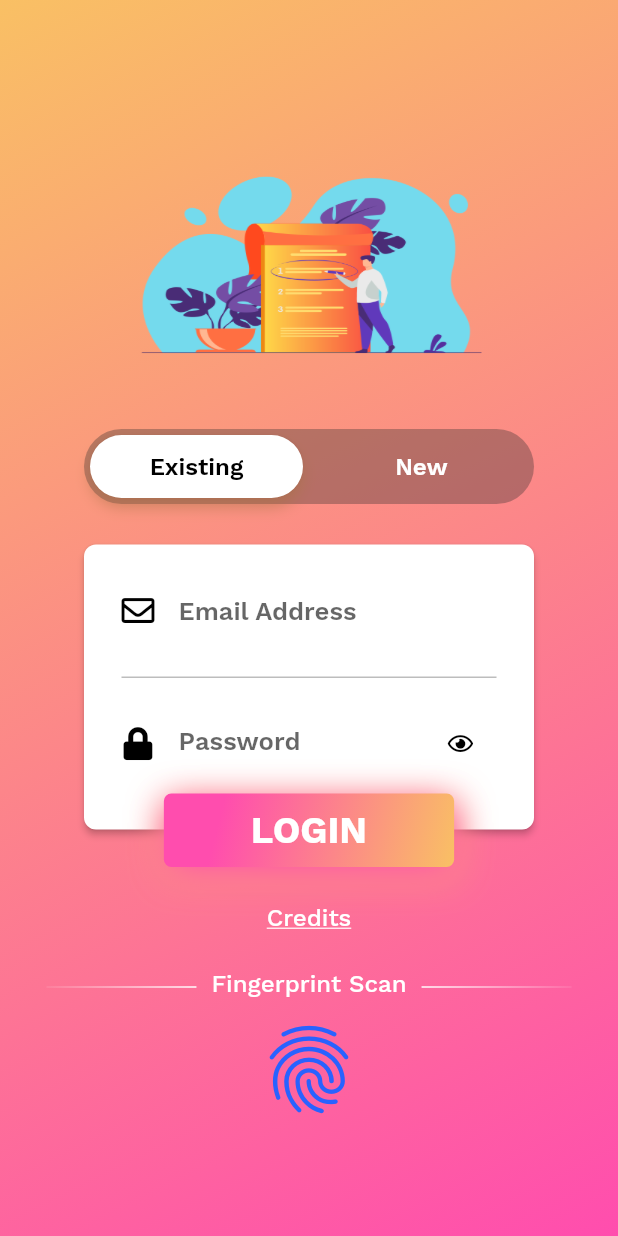
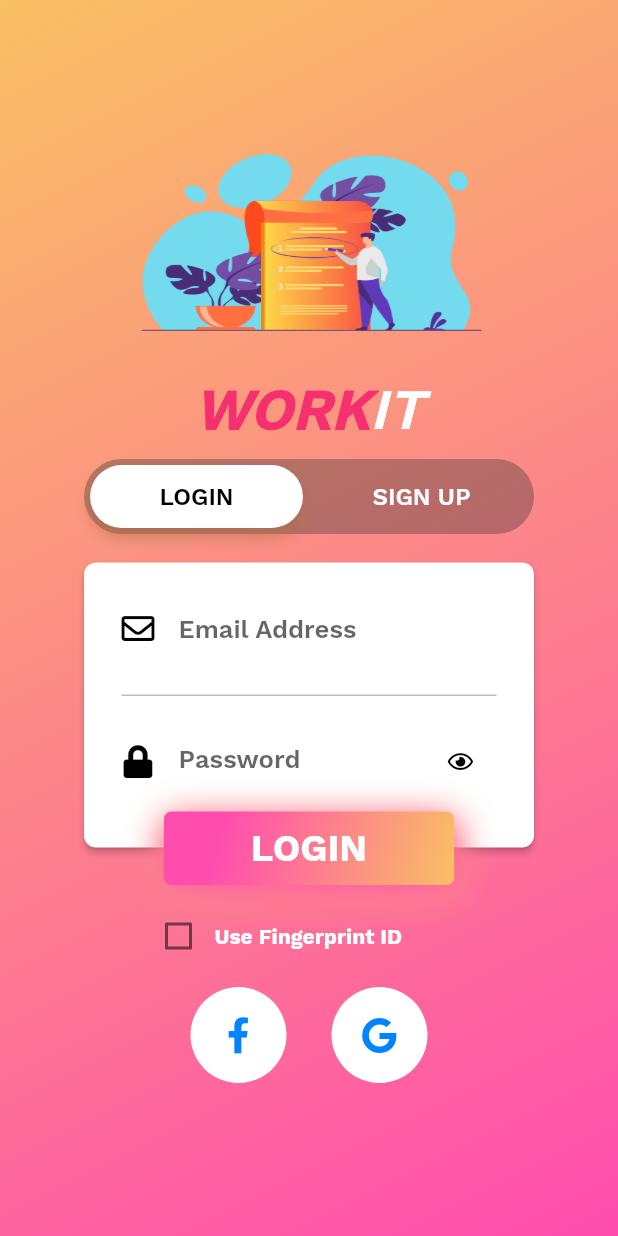
Before and after one commit to aisyahzck/work_it_project, a Flutter app: the LoginPage screen opened directly, on a phone screen of 412 x 824 dp. Run offline on Flutter 3.47's test engine with Material 2 defaults, Android fonts, the phone set to English and light mode, and no system bars; our stand-ins replace firebase_auth, firebase_core, font_awesome_flutter, local_auth; accounts and stored records are empty; project files that could hold a hidden picture were left out.

Commit message:
add files

```diff
--- a/lib/main.dart
+++ b/lib/main.dart
@@ -1,7 +1,7 @@
 import 'package:firebase_auth/firebase_auth.dart';
 import 'package:flutter/material.dart';
 import 'package:provider/provider.dart';
-import 'file:///C:/Users/sitia/AndroidStudioProjects/work_it_project/lib/ui/home.dart';
+import 'package:work_it_project/ui/home.dart';
 import 'package:work_it_project/services/auth.dart';
 import 'package:work_it_project/ui/login_page.dart';
 import 'package:firebase_core/firebase_core.dart';
--- a/lib/ui/login_page.dart
+++ b/lib/ui/login_page.dart
@@ -1,9 +1,9 @@
+import 'package:firebase_auth/firebase_auth.dart';
 import 'package:flutter/material.dart';
 import 'package:flutter/services.dart';
 import 'package:font_awesome_flutter/font_awesome_flutter.dart';
 import 'package:local_auth/local_auth.dart';
 import 'package:local_auth/auth_strings.dart';
-import 'file:///C:/Users/sitia/AndroidStudioProjects/work_it_project/lib/ui/home.dart';
 import 'package:work_it_project/services/auth.dart';
 import 'package:work_it_project/style/theme.dart' as Theme;
 import 'package:work_it_project/utils/bubble_indication_painter.dart';
@@ -12,16 +12,14 @@ import 'package:provider/provider.dart';
 
 class LoginPage extends StatefulWidget {
   final Function toggleView;
+
   LoginPage({Key key, this.toggleView}) : super(key: key);
 
   @override
   _LoginPageState createState() => new _LoginPageState();
-
 }
 
-class _LoginPageState extends State<LoginPage>
-    with SingleTickerProviderStateMixin {
-
+class _LoginPageState extends State<LoginPage> with SingleTickerProviderStateMixin {
   final GlobalKey<ScaffoldState> _scaffoldKey = new GlobalKey<ScaffoldState>();
 
   final FocusNode myFocusNodeEmailLogin = FocusNode();
@@ -41,7 +39,8 @@ class _LoginPageState extends State<LoginPage>
   TextEditingController signupEmailController = new TextEditingController();
   TextEditingController signupNameController = new TextEditingController();
   TextEditingController signupPasswordController = new TextEditingController();
-  TextEditingController signupConfirmPasswordController = new TextEditingController();
+  TextEditingController signupConfirmPasswordController =
+      new TextEditingController();
 
   PageController _pageController;
 
@@ -49,9 +48,20 @@ class _LoginPageState extends State<LoginPage>
   Color right = Colors.white;
   bool loading = false;
 
-  final LocalAuthentication _auth = LocalAuthentication();
-  bool _checkBio = false;
-  bool _isBioFinger = false;
+  final FirebaseAuth _auth = FirebaseAuth.instance;
+  String name, email, password, confirmPassword;
+  final formKey = GlobalKey<FormState>();
+
+  bool _touchID = false;
+  bool saveAttempted = false;
+
+  void createUser({String email, String pw}) {
+    _auth.createUserWithEmailAndPassword(email: email, password: pw).then((authResult) {
+      print('Yay! ${authResult.user}');
+    }).catchError((e) {
+      print(e);
+    });
+  }
 
   @override
   Widget build(BuildContext context) {
@@ -82,7 +92,7 @@ class _LoginPageState extends State<LoginPage>
               mainAxisSize: MainAxisSize.max,
               children: <Widget>[
                 Padding(
-                      padding: EdgeInsets.only(top: 75.0),
+                  padding: EdgeInsets.only(top: 60.0),
                   child: new Image(
                       width: 250.0,
                       height: 191.0,
@@ -90,7 +100,33 @@ class _LoginPageState extends State<LoginPage>
                       image: new AssetImage('assets/img/login.png')),
                 ),
                 Padding(
-                      padding: EdgeInsets.only(top: 20.0),
+                  padding: EdgeInsets.only(top: 0.0),
+                  child: Row(
+                      mainAxisAlignment: MainAxisAlignment.center,
+                      children: <Widget>[
+                        Text(
+                          'WORK',
+                          style: TextStyle(
+                              fontSize: 38.0,
+                              fontWeight: FontWeight.w800,
+                              fontStyle: FontStyle.italic,
+                              color: Color.fromRGBO(245, 48, 111, 1.0),
+                              fontFamily: "WorkSansSemiBold"),
+                        ),
+                        Text(
+                          'IT',
+                          style: TextStyle(
+                            fontSize: 38.0,
+                            fontWeight: FontWeight.bold,
+                            fontStyle: FontStyle.italic,
+                            color: Colors.white,
+                            fontFamily: "WorkSansSemiBold",
+                          ),
+                        ),
+                      ]),
+                ),
+                Padding(
+                  padding: EdgeInsets.only(top: 10.0),
                   child: _buildMenuBar(context),
                 ),
                 Expanded(
@@ -143,9 +179,6 @@ class _LoginPageState extends State<LoginPage>
   void initState() {
     super.initState();
 
-    _checkBiometrics();
-    _listBioAndFindFingerType();
-
     SystemChrome.setPreferredOrientations([
       DeviceOrientation.portraitUp,
       DeviceOrientation.portraitDown,
@@ -190,7 +223,7 @@ class _LoginPageState extends State<LoginPage>
                 highlightColor: Colors.transparent,
                 onPressed: _onSignInButtonPress,
                 child: Text(
-                  "Existing",
+                  "LOGIN",
                   style: TextStyle(
                       color: left,
                       fontSize: 16.0,
@@ -205,7 +238,7 @@ class _LoginPageState extends State<LoginPage>
                 highlightColor: Colors.transparent,
                 onPressed: _onSignUpButtonPress,
                 child: Text(
-                  "New",
+                  "SIGN UP",
                   style: TextStyle(
                       color: right,
                       fontSize: 16.0,
@@ -221,7 +254,7 @@ class _LoginPageState extends State<LoginPage>
 
   Widget _buildSignIn(BuildContext context) {
     return Container(
-      padding: EdgeInsets.only(top: 23.0),
+      padding: EdgeInsets.only(top: 15.0),
       child: Column(
         children: <Widget>[
           Stack(
@@ -344,95 +377,80 @@ class _LoginPageState extends State<LoginPage>
                         style: TextStyle(
                           color: Colors.white,
                           fontSize: 25.0,
-                            fontFamily: "WorkSansBold"),
+                          fontFamily: "WorkSansBold",
+                        ),
                       ),
                     ),
                     onPressed: () {
                       context.read<AuthService>().signIn(
                           email: loginEmailController.text.trim(),
-                        password: loginPasswordController.text.trim()
-                      );
-                    }
-                ),
+                          password: loginPasswordController.text.trim());
+                    }),
               ),
             ],
           ),
           Padding(
-            padding: EdgeInsets.only(top: 10.0),
-            child: FlatButton(
-                onPressed: () {},
-                child: Text(
-                  "Credits",
+            padding: EdgeInsets.only(left: 95.0 , top: 10.0),
+            child: Row(
+              children: [
+                Checkbox(
+                    activeColor: Colors.orangeAccent,
+                    value: _touchID,
+                    onChanged: (newValue) {
+                      setState(() {
+                        _touchID = newValue;
+                      });
+                    }),
+                Text(
+                  "Use Fingerprint ID",
                   style: TextStyle(
-                      decoration: TextDecoration.underline,
                     color: Colors.white,
-                      fontSize: 16.0,
-                      fontFamily: "WorkSansMedium"),
-                )),
+                    fontFamily: "WorkSansBold",
+                    fontSize: 14.0,
+                    fontWeight: FontWeight.w200,
+                  ),
+                )
+              ],
+            ),
+          ),
+          Row(
+            mainAxisAlignment: MainAxisAlignment.center,
+            children: <Widget>[
+              Padding(
+                padding: EdgeInsets.only(top: 10.0, right: 30.0),
+                child: GestureDetector(
+                  onTap: () => showInSnackBar("Facebook button pressed"),
+                  child: Container(
+                    padding: const EdgeInsets.all(20.0),
+                    decoration: new BoxDecoration(
+                      shape: BoxShape.circle,
+                      color: Colors.white,
+                    ),
+                    child: new Icon(
+                      FontAwesomeIcons.facebookF,
+                      color: Color(0xFF0084ff),
+                    ),
+                  ),
+                ),
               ),
               Padding(
                 padding: EdgeInsets.only(top: 10.0),
-            child: Row(
-              mainAxisAlignment: MainAxisAlignment.center,
-              children: <Widget>[
-                Container(
-                  decoration: BoxDecoration(
-                    gradient: new LinearGradient(
-                        colors: [
-                          Colors.white10,
-                          Colors.white,
-                        ],
-                        begin: const FractionalOffset(0.0, 0.0),
-                        end: const FractionalOffset(1.0, 1.0),
-                        stops: [0.0, 1.0],
-                        tileMode: TileMode.clamp),
+                child: GestureDetector(
+                  onTap: () => showInSnackBar("Google button pressed"),
+                  child: Container(
+                    padding: const EdgeInsets.all(20.0),
+                    decoration: new BoxDecoration(
+                      shape: BoxShape.circle,
+                      color: Colors.white,
                     ),
-                  width: 100.0,
-                  height: 1.0,
-                ),
-                Padding(
-                  padding: EdgeInsets.only(left: 10.0, right: 10.0, bottom: 5.0),
-                  child: Text(
-                    "Fingerprint Scan",
-                    style: TextStyle(
-                        color: Colors.white,
-                        fontSize: 16.0,
-                        fontFamily: "WorkSansMedium"),
+                    child: new Icon(
+                      FontAwesomeIcons.google,
+                      color: Color(0xFF0084ff),
                     ),
                   ),
-                Container(
-                  decoration: BoxDecoration(
-                    gradient: new LinearGradient(
-                        colors: [
-                          Colors.white,
-                          Colors.white10,
-                        ],
-                        begin: const FractionalOffset(0.0, 0.0),
-                        end: const FractionalOffset(1.0, 1.0),
-                        stops: [0.0, 1.0],
-                        tileMode: TileMode.clamp),
                 ),
-                  width: 100.0,
-                  height: 1.0,
               ),
             ],
-            ),
-          ),
-          Padding(
-              padding: EdgeInsets.only(left: 15.0, right: 15.0),
-            child: Row(
-                mainAxisAlignment: MainAxisAlignment.center,
-                children: <Widget>[
-                  IconButton(icon: Icon(Icons.fingerprint, size: 70, color: Colors.blueAccent[700]),
-                    onPressed: () {
-                    _startAuth();
-                  },
-                  iconSize: 70,
-                  ),
-                  SizedBox(height: 20),
-
-                ],
-              ),
           ),
         ],
       ),
@@ -441,7 +459,8 @@ class _LoginPageState extends State<LoginPage>
 
   Widget _buildSignUp(BuildContext context) {
     return Container(
-      padding: EdgeInsets.only(top: 23.0),
+      padding: EdgeInsets.only(top: 15.0),
+      child: SingleChildScrollView(
         child: Column(
           children: <Widget>[
             Stack(
@@ -454,15 +473,29 @@ class _LoginPageState extends State<LoginPage>
                   shape: RoundedRectangleBorder(
                     borderRadius: BorderRadius.circular(8.0),
                   ),
+                  child: Form(
+                    key: formKey,
                     child: Container(
                       width: 300.0,
                       height: 360.0,
-                  child: Column(
+                      child: ListView(
                         children: <Widget>[
                           Padding(
                             padding: EdgeInsets.only(
-                            top: 20.0, bottom: 20.0, left: 25.0, right: 25.0),
-                        child: TextField(
+                                top: 0.0, bottom: 15.0, left: 25.0, right: 25.0),
+                            child: TextFormField(
+                              autovalidate: saveAttempted,
+                              onChanged: (textValue) {
+                                setState(() {
+                                  name = textValue;
+                                });
+                              },
+                              validator: (nameValue) {
+                                if (nameValue.isEmpty){
+                                  return 'This field is mandatory.';
+                                }
+                                return null;
+                              },
                               focusNode: myFocusNodeName,
                               controller: signupNameController,
                               keyboardType: TextInputType.text,
@@ -490,8 +523,34 @@ class _LoginPageState extends State<LoginPage>
                           ),
                           Padding(
                             padding: EdgeInsets.only(
-                            top: 20.0, bottom: 20.0, left: 25.0, right: 25.0),
-                        child: TextField(
+                                top: 15.0, bottom: 15.0, left: 25.0, right: 25.0),
+                            child: TextFormField(
+                              autovalidate: saveAttempted,
+                              onChanged: (textValue) {
+                                setState(() {
+                                  email = textValue;
+                                });
+                              },
+                              validator: (emailValue) {
+                                if (emailValue.isEmpty){
+                                  return 'This field is mandatory.';
+                                }
+                                String f = "[a-zA-Z0-9\+\.\_\%\-\+]{1,256}" +
+                                    "\\@" +
+                                    "[a-zA-Z0-9][a-zA-Z0-9\\-]{0,64}" +
+                                    "(" +
+                                    "\\." +
+                                    "[a-zA-Z0-9][a-zA-Z0-9\\-]{0,25}" +
+                                    ")+";
+                                RegExp regExp = new RegExp(f);
+
+                                if (regExp.hasMatch(emailValue)) {
+                                  // the email is valid
+                                  return null;
+                                }
+
+                                return 'This is not a valid email';
+                              },
                               focusNode: myFocusNodeEmail,
                               controller: signupEmailController,
                               keyboardType: TextInputType.emailAddress,
@@ -518,8 +577,25 @@ class _LoginPageState extends State<LoginPage>
                           ),
                           Padding(
                             padding: EdgeInsets.only(
-                            top: 20.0, bottom: 20.0, left: 25.0, right: 25.0),
-                        child: TextField(
+                                top: 15.0, bottom: 15.0, left: 25.0, right: 25.0),
+                            child: TextFormField(
+                              autovalidate: saveAttempted,
+                              onChanged: (textValue) {
+                                setState(() {
+                                  password = textValue;
+                                });
+                              },
+                              validator: (pwValue) {
+                                if (pwValue.isEmpty){
+                                  return 'This field is mandatory.';
+                                }
+
+                                if (pwValue.length < 5) {
+                                  return 'Password cannot be less than 5 characters.';
+                                }
+
+                                return null;
+                              },
                               focusNode: myFocusNodePassword,
                               controller: signupPasswordController,
                               obscureText: _obscureTextSignup,
@@ -556,8 +632,20 @@ class _LoginPageState extends State<LoginPage>
                           ),
                           Padding(
                             padding: EdgeInsets.only(
-                            top: 20.0, bottom: 20.0, left: 25.0, right: 25.0),
-                        child: TextField(
+                                top: 15.0, bottom: 40.0, left: 25.0, right: 25.0),
+                            child: TextFormField(
+                              autovalidate: saveAttempted,
+                              onChanged: (textValue) {
+                                setState(() {
+                                  confirmPassword = textValue;
+                                });
+                              },
+                              validator: (pwConfirmValue) {
+                                if (pwConfirmValue != password){
+                                  return 'Password does not match.';
+                                }
+                                return null;
+                              },
                               controller: signupConfirmPasswordController,
                               obscureText: _obscureTextSignupConfirm,
                               style: TextStyle(
@@ -587,6 +675,7 @@ class _LoginPageState extends State<LoginPage>
                             ),
                           ),
                         ],
+                      ),
                     ),
                   ),
                 ),
@@ -631,12 +720,19 @@ class _LoginPageState extends State<LoginPage>
                               fontFamily: "WorkSansBold"),
                         ),
                       ),
-                    onPressed: () =>
-                        showInSnackBar("SignUp button pressed")),
+                      onPressed: () {
+                        setState(() {
+                          saveAttempted = true;
+                          createUser(email: email, pw: password);
+                        });
+                        if (formKey.currentState.validate())
+                          formKey.currentState.save();
+                      }),
                 ),
               ],
             ),
           ],
+        ),
       ),
     );
   }
@@ -668,54 +764,4 @@ class _LoginPageState extends State<LoginPage>
       _obscureTextSignupConfirm = !_obscureTextSignupConfirm;
     });
   }
-
-  void _checkBiometrics() async {
-    try {
-      final bio = await _auth.canCheckBiometrics;
-      setState(() {
-        _checkBio = bio;
-        print('Biometrics = $_checkBio');
-      });
-    } catch (e) {}
 }
-
-  void _listBioAndFindFingerType() async {
-    List<BiometricType> _listType;
-    try{
-      _listType = await _auth.getAvailableBiometrics();
-    } on PlatformException catch (e) {
-      print(e.message);
-    }
-    print('List Biometrics = $_listType');
-
-    if (_listType.contains(BiometricType.fingerprint)) {
-      setState(() {
-        _isBioFinger = true;
-      });
-    }
-    print('Fingerprint is $_isBioFinger');
-  }
-
-  void _startAuth() async {
-    bool _isAuthenticated = false;
-    AndroidAuthMessages _msg = AndroidAuthMessages(
-      signInTitle: 'Sign In To Enter',
-      cancelButton: 'Cancel',
-    );
-
-    try {
-      _isAuthenticated = await  _auth.authenticateWithBiometrics(
-        localizedReason: 'Scan your fingerprint',
-        useErrorDialogs: true,
-        stickyAuth: true,  // native process
-        androidAuthStrings: _msg,
-      );
-    } on PlatformException catch (e) {
-      print(e.message);
-    }
-
-    if (_isAuthenticated) {
-      Navigator.pushReplacement(context, MaterialPageRoute(builder: (c) => HomePage()));
-    }
-  }
-}
```
Also changed, not shown: lib/ui/home.dart (line endings or trailing spaces). Lines whose indentation alone changed are shown as unchanged.
